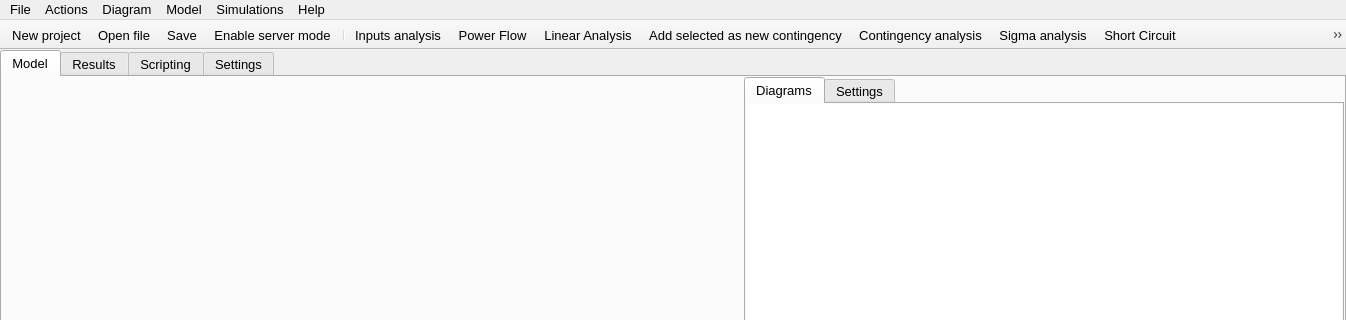
The window that src/GridCal/Gui/Main/MainWindow.ui (SanPen/GridCal) describes before a commit, drawn with Qt 5; both pictures show x 0 to 1346 and y 0 to 320 of the 1346 by 811 pixel window.
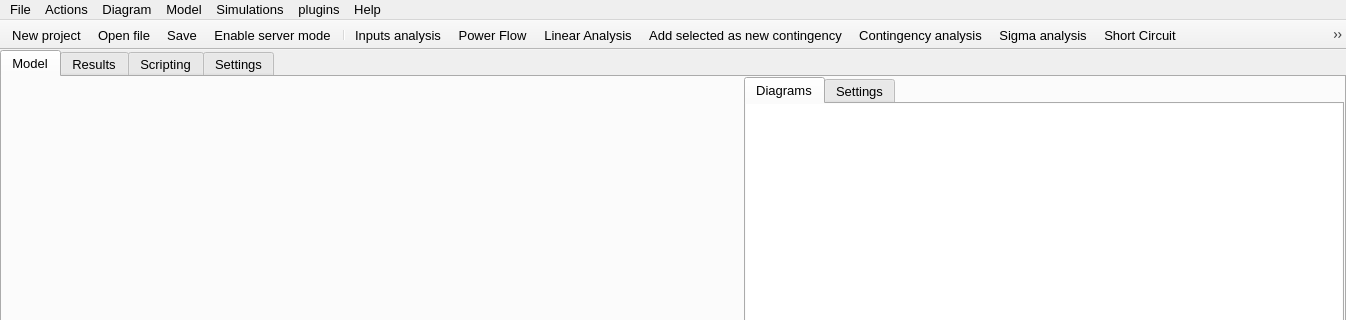
The same window after the commit. Icons and pictures are not drawn.

Commit message: Improved plugin handling

Patch:
```diff
--- a/src/GridCal/Gui/Main/MainWindow.ui
+++ b/src/GridCal/Gui/Main/MainWindow.ui
@@ -9768,11 +9768,17 @@
     <addaction name="actionTakePicture"/>
     <addaction name="actionRecord_video"/>
    </widget>
+   <widget class="QMenu" name="menuplugins">
+    <property name="title">
+     <string>plugins</string>
+    </property>
+   </widget>
    <addaction name="menuProject"/>
    <addaction name="menuActions"/>
    <addaction name="menuDiagrams"/>
    <addaction name="menuModel"/>
    <addaction name="menuSimulations"/>
+   <addaction name="menuplugins"/>
    <addaction name="menuAbout"/>
   </widget>
   <widget class="QToolBar" name="toolBar">
```
The commit also changes 9 other files.
